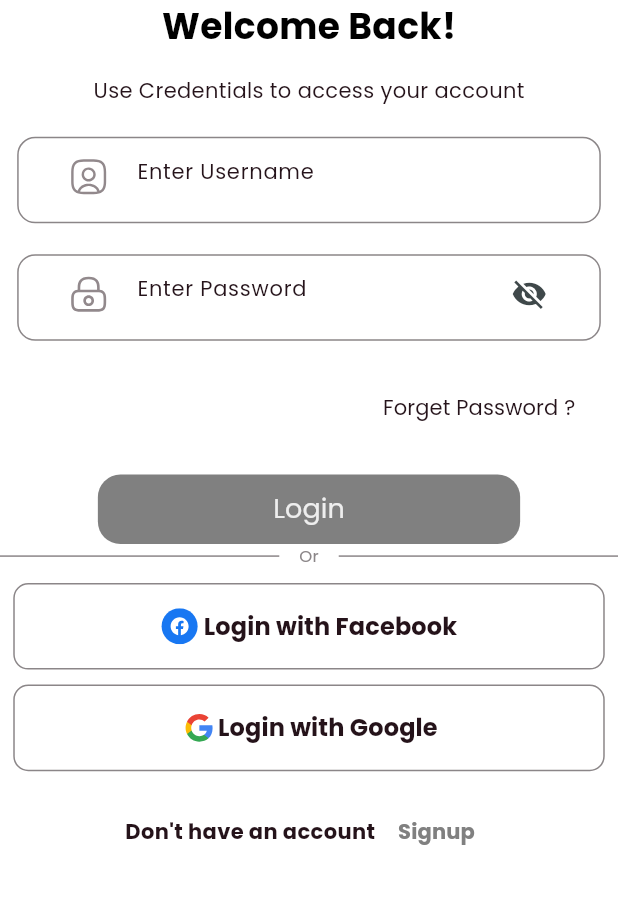
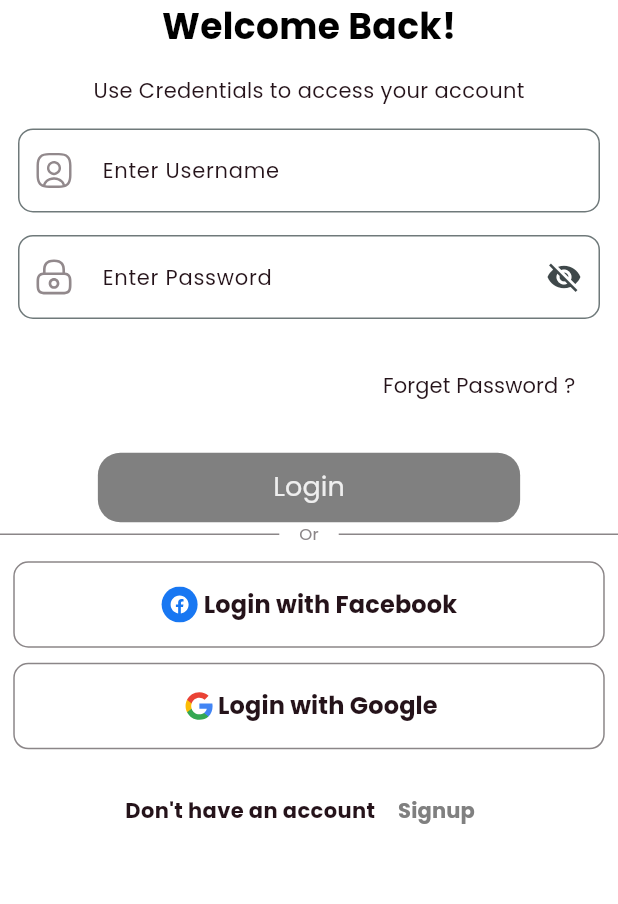
Before and after one commit to MostafaAbdallaH686/Event-Planning-App, a Flutter app: the screen it shows after launch, on a phone screen of 412 x 824 dp, the part 247-1151 px from its top. Run offline on Flutter 3.47's test engine with Material 3 defaults, Android fonts, the phone set to English and light mode, and no system bars; our stand-ins replace dio, flutter_svg, get, go_router, shared_preferences; project files that could hold a hidden picture were left out.

```diff
--- a/lib/core/utils/widget/custom_textform.dart
+++ b/lib/core/utils/widget/custom_textform.dart
@@ -24,22 +24,8 @@ class CustomTextform extends StatelessWidget {
   @override
   Widget build(BuildContext context) {
     final size = MediaQuery.of(context).size;
-    return Container(
-      width: double.infinity,
-      height: size.height * 0.07,
-      margin: EdgeInsets.only(
-        left: size.width * 0.0278,
-        right: size.width * 0.0278,
-        top: size.height * 0.025,
-      ),
-      padding: EdgeInsets.symmetric(
-        horizontal: size.width * 0.055,
-        vertical: size.height * 0.002,
-      ),
-      decoration: BoxDecoration(
-        borderRadius: BorderRadius.circular(12),
-        border: Border.all(color: AppColor.border),
-      ),
+    return Padding(
+      padding: const EdgeInsets.only(left: 12, top: 15, right: 12),
       child: TextFormField(
         controller: controller,
         validator: validator,
@@ -52,7 +38,7 @@ class CustomTextform extends StatelessWidget {
           hintText: prefixtext,
           hintStyle: AppTextStyle.reg14(AppColor.colorbA1),
           suffixIcon: suffixicon,
-          border: InputBorder.none,
+          border: OutlineInputBorder(borderRadius: BorderRadius.circular(10)),
         ),
       ),
     );
```
Also changed, not shown: lib/core/utils/widget/default_text_form_filed.dart (deleted, +0 -55 lines).
